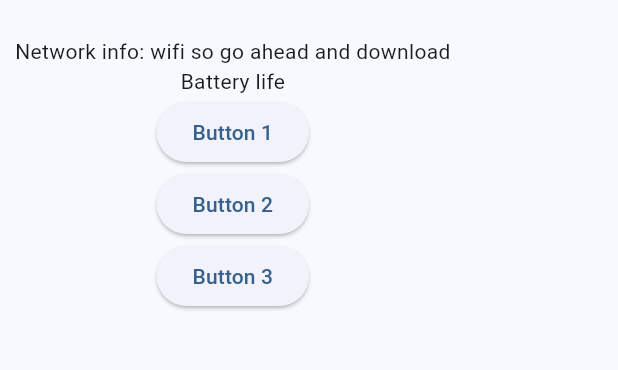
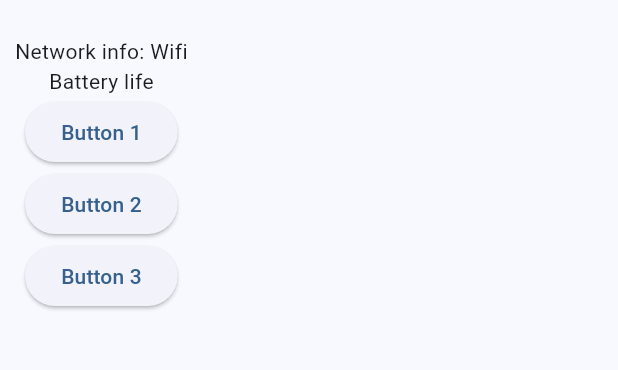
Before and after one commit to CptFlashbang/mad_assignment_03, a Flutter app: the screen it shows after launch, after a tap on "Settings", on a phone screen of 412 x 824 dp, the part 63-433 px from its top. Run offline on Flutter 3.47's test engine with Material 3 defaults, Android fonts, the phone set to English and light mode, and no system bars; our stand-ins replace connectivity_plus, google_maps_flutter, sqflite; accounts and stored records are empty; network calls fail.

Commit message:
Update connection status text in SettingsPage

```diff
--- a/lib/pages/Settings.dart
+++ b/lib/pages/Settings.dart
@@ -58,11 +58,11 @@ class _SettingsPageState extends State<SettingsPage> {
     setState(() {
       _connectionStatus = result;
       if (_connectionStatus == ConnectivityResult.mobile) {
-        _connText = "mobile so it will eat your data";
+        _connText = "Mobile data";
       } else if (_connectionStatus == ConnectivityResult.wifi) {
-        _connText = "wifi so go ahead and download";
+        _connText = "Wifi";
       } else if (_connectionStatus == ConnectivityResult.none) {
-        _connText = "no connection - try again later";
+        _connText = "No connection";
       } else {
         _connText = "someat else";
       }
```
